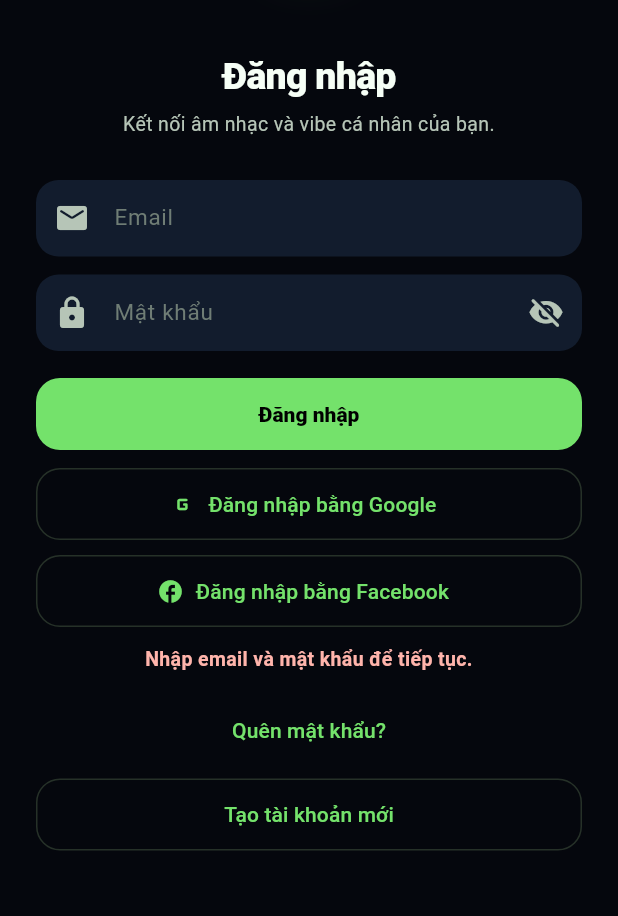
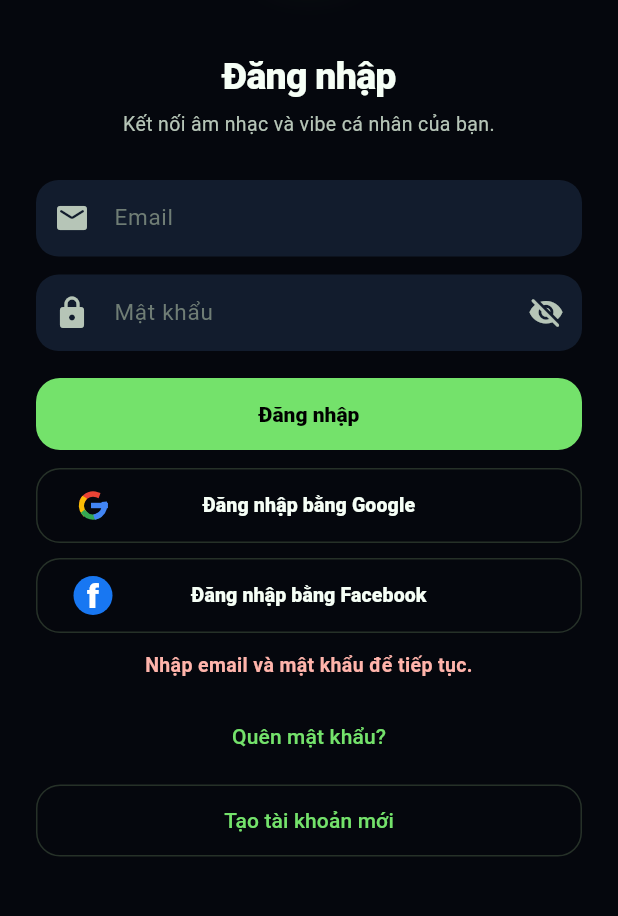
Before and after one commit to MrNoHope/make_your_vibe, a Flutter app: the screen it shows after launch, after a tap on "Đăng nhập bằng Google", after a tap on "Đăng nhập", on a phone screen of 412 x 824 dp, the part 189-1105 px from its top. Run offline on Flutter 3.47's test engine with Material 3 defaults, Android fonts, the phone set to English and light mode, and no system bars; our stand-ins replace audio_service, file_picker, firebase_auth, firebase_core, google_sign_in, just_audio and 3 more; missing offline and left inert: flutter_facebook_auth, youtube_explode_dart; accounts and stored records are empty.

Commit message:
Polish social login buttons

```diff
--- a/lib/screens/auth/auth_screen.dart
+++ b/lib/screens/auth/auth_screen.dart
@@ -205,16 +205,16 @@ class _AuthScreenState extends State<AuthScreen> {
             ),
             if (!isForgot) ...[
               const SizedBox(height: 12),
-              OutlinedButton.icon(
+              AuthProviderButton(
                 onPressed: loading ? null : signInWithGoogle,
-                icon: const Icon(Icons.g_mobiledata_rounded),
-                label: const Text('Đăng nhập bằng Google'),
+                logo: const GoogleLogo(),
+                label: 'Đăng nhập bằng Google',
               ),
               const SizedBox(height: 10),
-              OutlinedButton.icon(
+              AuthProviderButton(
                 onPressed: loading ? null : signInWithFacebook,
-                icon: const Icon(Icons.facebook_rounded),
-                label: const Text('Đăng nhập bằng Facebook'),
+                logo: const FacebookLogo(),
+                label: 'Đăng nhập bằng Facebook',
               ),
             ],
             if (errorMessage.isNotEmpty) ...[
--- a/lib/widgets/auth_widgets.dart
+++ b/lib/widgets/auth_widgets.dart
@@ -22,3 +22,140 @@ class AuthHint extends StatelessWidget {
     );
   }
 }
+
+class AuthProviderButton extends StatelessWidget {
+  final VoidCallback? onPressed;
+  final Widget logo;
+  final String label;
+
+  const AuthProviderButton({
+    super.key,
+    required this.onPressed,
+    required this.logo,
+    required this.label,
+  });
+
+  @override
+  Widget build(BuildContext context) {
+    return SizedBox(
+      height: 50,
+      child: OutlinedButton(
+        onPressed: onPressed,
+        style: OutlinedButton.styleFrom(
+          foregroundColor: AppColors.text,
+          side: const BorderSide(color: AppColors.line),
+          shape: RoundedRectangleBorder(
+            borderRadius: BorderRadius.circular(16),
+          ),
+        ),
+        child: Row(
+          children: [
+            SizedBox.square(
+              dimension: 28,
+              child: Center(child: logo),
+            ),
+            const SizedBox(width: 12),
+            Expanded(
+              child: Text(
+                label,
+                textAlign: TextAlign.center,
+                style: const TextStyle(
+                  fontSize: 13,
+                  fontWeight: FontWeight.w800,
+                ),
+              ),
+            ),
+            const SizedBox(width: 40),
+          ],
+        ),
+      ),
+    );
+  }
+}
+
+class GoogleLogo extends StatelessWidget {
+  const GoogleLogo({super.key});
+
+  @override
+  Widget build(BuildContext context) {
+    return const CustomPaint(
+      size: Size.square(24),
+      painter: _GoogleLogoPainter(),
+    );
+  }
+}
+
+class FacebookLogo extends StatelessWidget {
+  const FacebookLogo({super.key});
+
+  @override
+  Widget build(BuildContext context) {
+    return Container(
+      width: 26,
+      height: 26,
+      decoration: const BoxDecoration(
+        color: Color(0xFF1877F2),
+        shape: BoxShape.circle,
+      ),
+      alignment: Alignment.center,
+      child: const Text(
+        'f',
+        style: TextStyle(
+          color: Colors.white,
+          fontSize: 22,
+          height: 1,
+          fontWeight: FontWeight.w900,
+        ),
+      ),
+    );
+  }
+}
+
+class _GoogleLogoPainter extends CustomPainter {
+  const _GoogleLogoPainter();
+
+  @override
+  void paint(Canvas canvas, Size size) {
+    final rect = Rect.fromLTWH(
+      size.width * 0.18,
+      size.height * 0.18,
+      size.width * 0.64,
+      size.height * 0.64,
+    );
+    final stroke = size.width * 0.15;
+
+    void arc(Color color, double start, double sweep) {
+      canvas.drawArc(
+        rect,
+        start,
+        sweep,
+        false,
+        Paint()
+          ..color = color
+          ..style = PaintingStyle.stroke
+          ..strokeWidth = stroke
+          ..strokeCap = StrokeCap.square,
+      );
+    }
+
+    arc(const Color(0xFFEA4335), 3.65, 1.42);
+    arc(const Color(0xFFFBBC05), 2.45, 1.25);
+    arc(const Color(0xFF34A853), 1.20, 1.20);
+    arc(const Color(0xFF4285F4), -0.10, 1.35);
+
+    final blue = Paint()
+      ..color = const Color(0xFF4285F4)
+      ..style = PaintingStyle.stroke
+      ..strokeWidth = stroke
+      ..strokeCap = StrokeCap.square;
+
+    canvas.drawLine(
+      Offset(size.width * 0.52, size.height * 0.50),
+      Offset(size.width * 0.84, size.height * 0.50),
+      blue,
+    );
+  }
+
+  @override
+  bool shouldRepaint(covariant CustomPainter oldDelegate) => false;
+}
```
